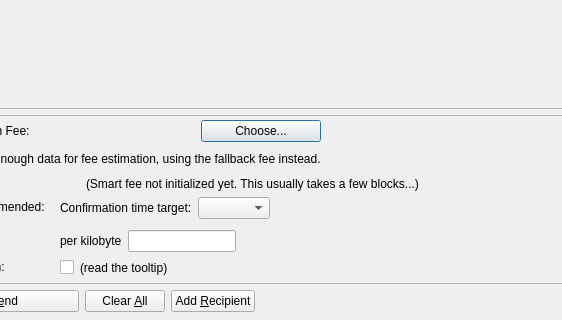
The window that src/qt/forms/sendcoinsdialog.ui (piratecash/piratecash) describes before a commit, drawn with Qt 5; both pictures show x 82 to 644 and y 206 to 526 of the 850 by 526 pixel window.
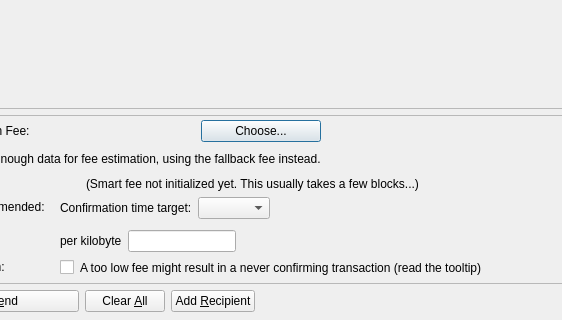
The same window after the commit. Custom widgets are drawn as their Qt base class.

Patch:
```diff
--- a/src/qt/forms/sendcoinsdialog.ui
+++ b/src/qt/forms/sendcoinsdialog.ui
@@ -832,10 +832,7 @@
                     <string>Paying only the minimum fee is just fine as long as there is less transaction volume than space in the blocks.&lt;br /&gt;But be aware that this can end up in a never confirming transaction once there is more demand for piratecash transactions than the network can process.</string>
                    </property>
                    <property name="text">
-                    <string>(read the tooltip)</string>
-                   </property>
-                   <property name="margin">
-                    <number>5</number>
+                    <string>A too low fee might result in a never confirming transaction (read the tooltip)</string>
                    </property>
                   </widget>
                  </item>
```
Left out of the diff: 11 changed lines with no effect on the pictures.
